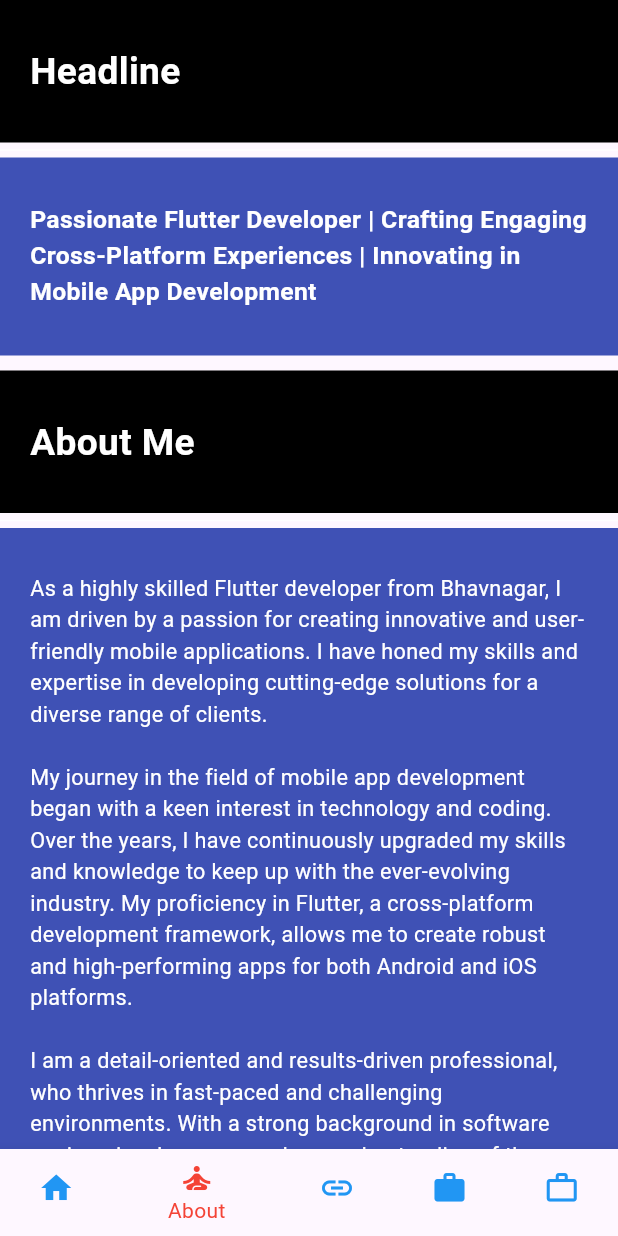
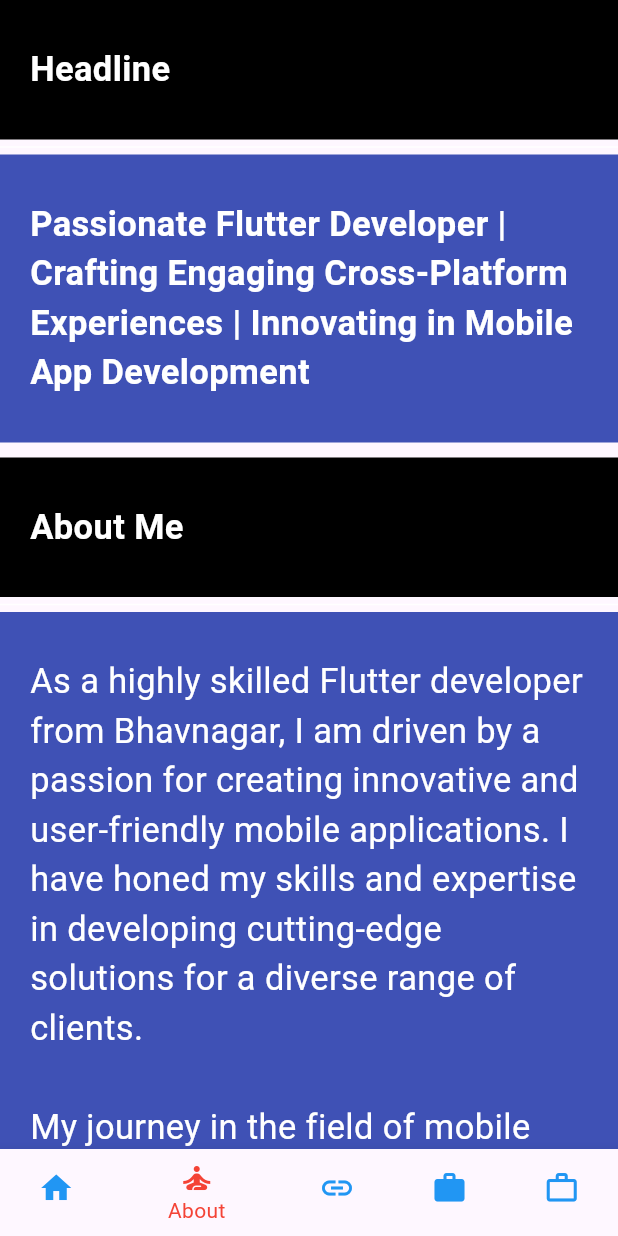
Before and after one commit to sarthakdjoshiFlutterDev30/proftolio_sarthak, a Flutter app: the screen it shows after launch, item 2 of the bottom bar chosen, on a phone screen of 412 x 824 dp. Run offline on Flutter 3.47's test engine with Material 3 defaults, Android fonts, the light colour scheme and no system bars; our stand-ins replace cloud_firestore, email_validator, firebase_core; accounts and stored records are empty.

Commit message:
init commit

```diff
--- a/lib/My_Site/Protfolio_about.dart
+++ b/lib/My_Site/Protfolio_about.dart
@@ -1,3 +1,6 @@
+import 'dart:io';
+
+import 'package:flutter/foundation.dart';
 import 'package:flutter/material.dart';
 
 class Protfolio_About extends StatefulWidget {
@@ -8,6 +11,7 @@
 }
 
 class _Protfolio_AboutState extends State<Protfolio_About> {
+  final double fontSize = kIsWeb ? 32 : (Platform.isAndroid || Platform.isIOS ? 23 : 32);
   @override
   Widget build(BuildContext context) {
     return Scaffold(
@@ -27,7 +31,7 @@
                     Text(
                       'Headline',
                       style: TextStyle(
-                        fontSize: MediaQuery.of(context).size.width * 0.06,
+                        fontSize:fontSize,
                         color: Colors.white,
                         fontWeight: FontWeight.bold,
                       ),
@@ -48,7 +52,7 @@
                     Text(
                       'Passionate Flutter Developer | Crafting Engaging Cross-Platform Experiences | Innovating in Mobile App Development',
                       style: TextStyle(
-                        fontSize: MediaQuery.of(context).size.width * 0.04,
+                        fontSize:fontSize,
                         color: Colors.white,
                         fontWeight: FontWeight.bold,
                       ),
@@ -69,7 +73,7 @@
                     Text(
                       'About Me',
                       style: TextStyle(
-                        fontSize: MediaQuery.of(context).size.width * 0.06,
+                        fontSize:fontSize,
                         color: Colors.white,
                         fontWeight: FontWeight.bold,
                       ),
@@ -93,7 +97,7 @@
                       'I am a detail-oriented and results-driven professional, who thrives in fast-paced and challenging environments. With a strong background in software engineering, I possess a deep understanding of the entire app development lifecycle, from conceptualization to deployment. I am well-versed in agile methodologies and have a proven track record of delivering projects within tight deadlines while maintaining the highest quality standards.\n\n'
                       'Apart from my technical skills, I am a great team player and possess excellent communication skills. I believe in collaborating with my colleagues and clients to understand their requirements and deliver solutions that meet their expectations. My ability to adapt to new technologies and think outside the box has helped me.',
                       style: TextStyle(
-                        fontSize: MediaQuery.of(context).size.width * 0.035,
+                        fontSize:fontSize,
                         color: Colors.white,
                       ),
                     ),
```
Also changed, not shown: firebase.json (deleted), 2 other files.
